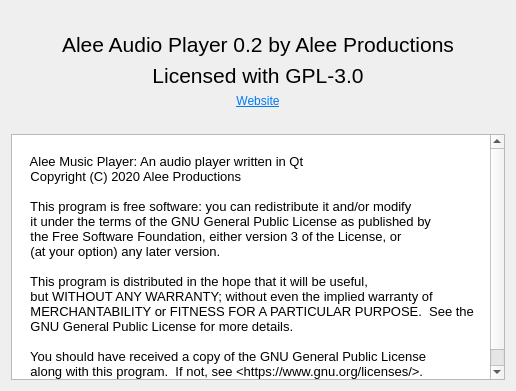
alee14-projects/erable-godot, file about.ui: the form before one commit.
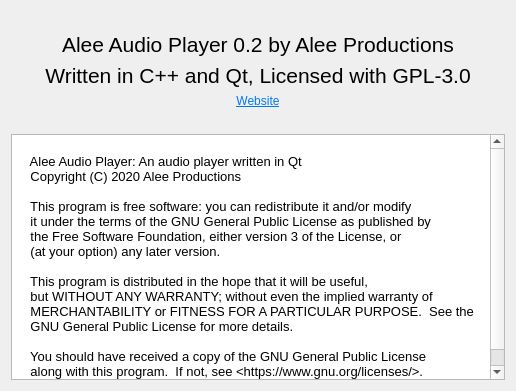
The form after the commit.

Patch:
```diff
--- a/about.ui
+++ b/about.ui
@@ -71,7 +71,7 @@
       </font>
      </property>
      <property name="text">
-      <string>Licensed with GPL-3.0</string>
+      <string>Written in C++ and Qt, Licensed with GPL-3.0</string>
      </property>
      <property name="alignment">
       <set>Qt::AlignCenter</set>
@@ -112,7 +112,7 @@
 p, li { white-space: pre-wrap; }
 &lt;/style&gt;&lt;/head&gt;&lt;body style=&quot; font-family:'Noto Sans'; font-size:10pt; font-weight:400; font-style:normal;&quot;&gt;
 &lt;p style=&quot;-qt-paragraph-type:empty; margin-top:0px; margin-bottom:0px; margin-left:0px; margin-right:0px; -qt-block-indent:0; text-indent:0px;&quot;&gt;&lt;br /&gt;&lt;/p&gt;
-&lt;p style=&quot; margin-top:0px; margin-bottom:0px; margin-left:0px; margin-right:0px; -qt-block-indent:0; text-indent:0px;&quot;&gt;    Alee Music Player: An audio player written in Qt&lt;/p&gt;
+&lt;p style=&quot; margin-top:0px; margin-bottom:0px; margin-left:0px; margin-right:0px; -qt-block-indent:0; text-indent:0px;&quot;&gt;    Alee Audio Player: An audio player written in Qt&lt;/p&gt;
 &lt;p style=&quot; margin-top:0px; margin-bottom:0px; margin-left:0px; margin-right:0px; -qt-block-indent:0; text-indent:0px;&quot;&gt;    Copyright (C) 2020 Alee Productions&lt;/p&gt;
 &lt;p style=&quot;-qt-paragraph-type:empty; margin-top:0px; margin-bottom:0px; margin-left:0px; margin-right:0px; -qt-block-indent:0; text-indent:0px;&quot;&gt;&lt;br /&gt;&lt;/p&gt;
 &lt;p style=&quot; margin-top:0px; margin-bottom:0px; margin-left:0px; margin-right:0px; -qt-block-indent:0; text-indent:0px;&quot;&gt;    This program is free software: you can redistribute it and/or modify&lt;/p&gt;
```
Left out of the diff: 2 changed lines with no effect on the pictures.
